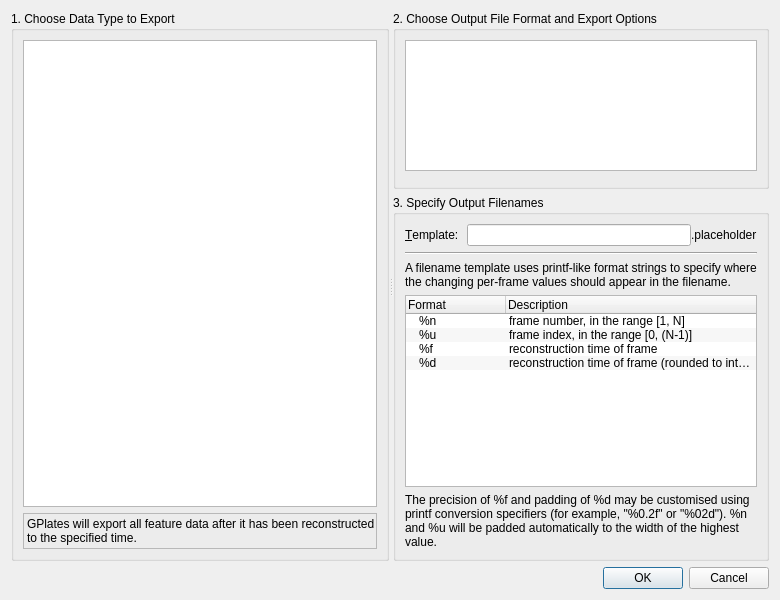
The window that src/qt-widgets/ConfigureExportParametersDialogUi.ui (GPlates/GPlates) describes before a commit, drawn with Qt 5.
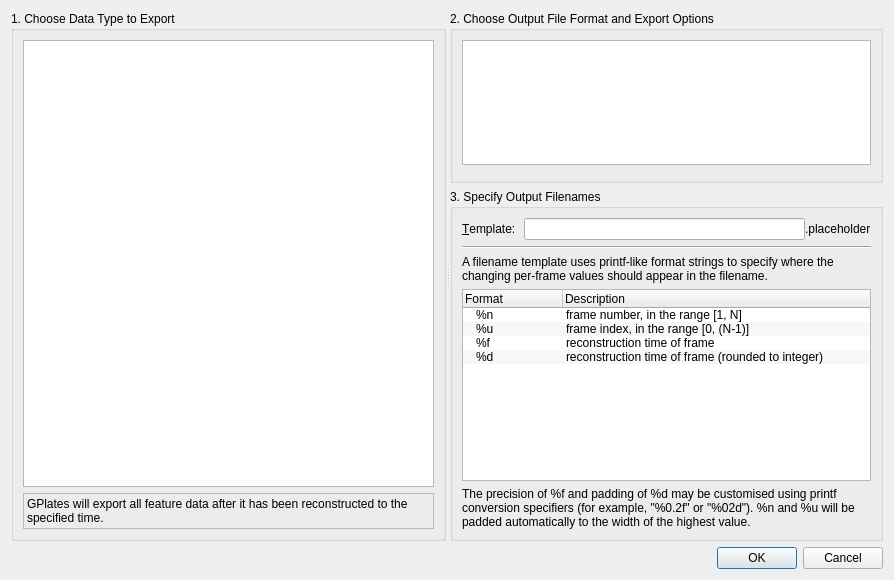
The same window after the commit.

What changed in the file:
```diff
--- a/src/qt-widgets/ConfigureExportParametersDialogUi.ui
+++ b/src/qt-widgets/ConfigureExportParametersDialogUi.ui
@@ -1,12 +1,12 @@
 <ui version="4.0" >
  <class>ConfigureExportParametersDialog</class>
- <widget class="QDialog" name="ConfigureExportParametersDialog" >
-  <property name="geometry" >
+ <widget class="QDialog" name="ConfigureExportParametersDialog">
+  <property name="geometry">
    <rect>
     <x>0</x>
     <y>0</y>
-    <width>780</width>
-    <height>600</height>
+    <width>894</width>
+    <height>580</height>
    </rect>
   </property>
   <property name="windowTitle" >
@@ -97,6 +97,19 @@
             </property>
            </widget>
           </item>
+          <item>
+           <spacer name="verticalSpacer">
+            <property name="orientation">
+             <enum>Qt::Vertical</enum>
+            </property>
+            <property name="sizeHint" stdset="0">
+             <size>
+              <width>20</width>
+              <height>40</height>
+             </size>
+            </property>
+           </spacer>
+          </item>
          </layout>
         </widget>
        </item>
```
Left out of the diff: 159 changed lines with no effect on the pictures.
